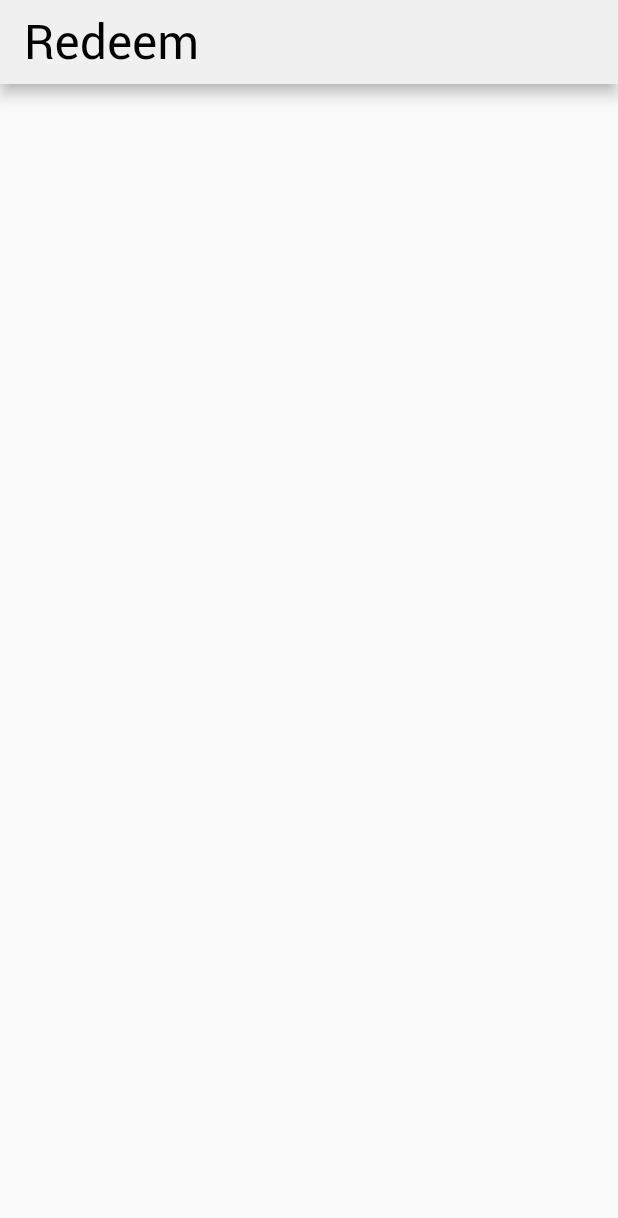
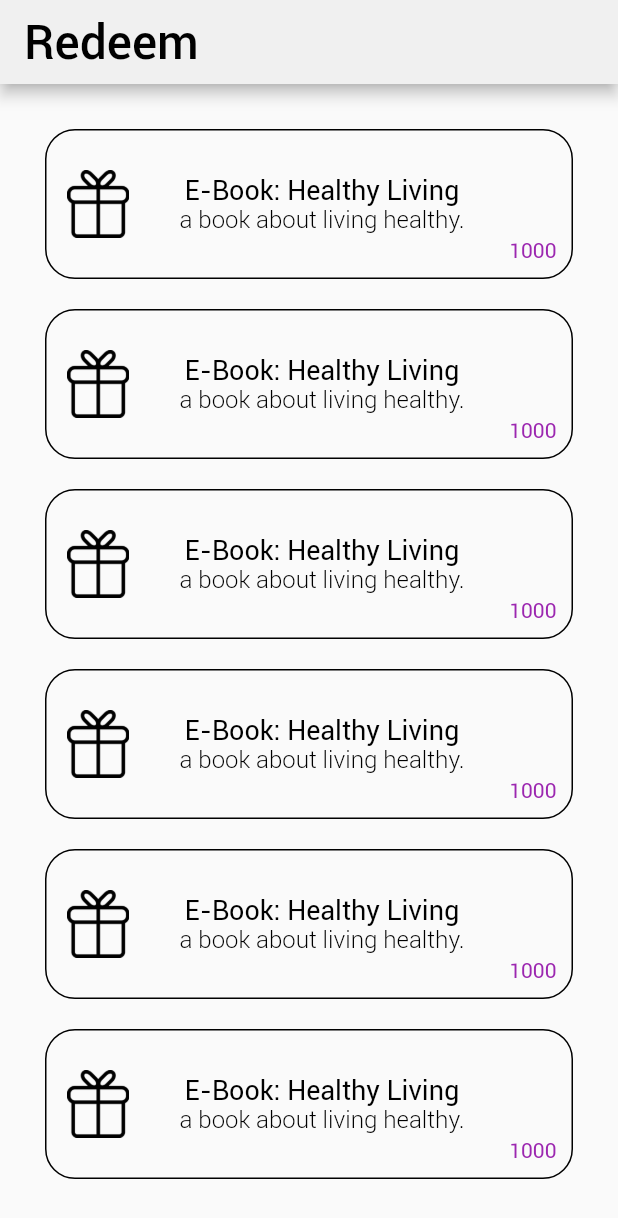
Before and after one commit to andrewwu-dev/Fitdle_App, a Flutter app: the RedeemScreen screen opened directly, on a phone screen of 412 x 824 dp. Shown: the top 1218 px of the screen. Run offline on Flutter 3.47's test engine with Material 2 defaults, Android fonts, the phone set to English and light mode, and no system bars; our stand-ins replace dio, firebase_auth, firebase_core, fluttertoast, get_it, rxdart; accounts and stored records are empty.

Commit message:
Build reward page UI. Dummy data

```diff
--- a/Fitdle/lib/components/common.dart
+++ b/Fitdle/lib/components/common.dart
@@ -3,11 +3,10 @@ import 'package:flutter/cupertino.dart';
 import '../constants/font_size.dart';
 
 
-Widget fitdleText(label, size, [color]) {
-  color ??= Colors.black;
+Widget fitdleText(label, size, {color=Colors.black, weight=FontWeight.w400}) {
   return Text(
       label,
-      style: TextStyle(fontFamily: 'Roboto', fontSize: size, color: color)
+      style: TextStyle(fontFamily: "Roboto", fontSize: size, color: color, fontWeight: weight)
   );
 }
 
@@ -38,6 +37,6 @@ Widget primaryButton(label, action, {isEnabled=true}) {
   return CupertinoButton(
       color: Colors.purple,
       onPressed: isEnabled ? action : null,
-      child: fitdleText(label, button, Colors.white)
+      child: fitdleText(label, button, color: Colors.white)
   );
 }
--- a/Fitdle/lib/locator.dart
+++ b/Fitdle/lib/locator.dart
@@ -1,4 +1,5 @@
 import 'package:fitdle/repository/auth_repository.dart';
+import 'package:fitdle/repository/rewards_repository.dart';
 import 'package:fitdle/repository/user_repository.dart';
 import 'package:get_it/get_it.dart';
 
@@ -7,4 +8,5 @@ final locator = GetIt.instance;
 void di_setup() {
   locator.registerLazySingleton(() => AuthRepository());
   locator.registerLazySingleton(() => UserRepository());
+  locator.registerLazySingleton(() => RewardsRepository());
 }
--- /dev/null
+++ b/Fitdle/lib/models/reward.dart
@@ -0,0 +1,20 @@
+
+class Reward {
+  String? imgURL;
+  String title;
+  String? description;
+  int cost;
+  bool isAvailable;
+
+  Reward(this.imgURL, this.title, this.description, this.cost, this.isAvailable);
+
+  factory Reward.fromJson(Map<String, dynamic> json) {
+    return Reward(
+      json["image"],
+      json["title"],
+      json["description"],
+      json["cost"],
+      json["isAvailable"]
+    );
+  }
+}
--- /dev/null
+++ b/Fitdle/lib/pages/redeem/redeem_VM.dart
@@ -0,0 +1,32 @@
+import 'package:fitdle/locator.dart';
+import 'package:fitdle/repository/rewards_repository.dart';
+import 'package:flutter/foundation.dart';
+import 'package:rxdart/rxdart.dart';
+import '../../models/reward.dart';
+
+class RedeemVM extends ChangeNotifier {
+  late final RewardsRepository _rewardsRepo;
+  List<Reward> rewards = [
+    Reward(null, "E-Book: Healthy Living", "a book about living healthy.", 1000, true),
+    Reward(null, "E-Book: Healthy Living", "a book about living healthy.", 1000, true),
+    Reward(null, "E-Book: Healthy Living", "a book about living healthy.", 1000, true),
+    Reward(null, "E-Book: Healthy Living", "a book about living healthy.", 1000, true),
+    Reward(null, "E-Book: Healthy Living", "a book about living healthy.", 1000, true),
+    Reward(null, "E-Book: Healthy Living", "a book about living healthy.", 1000, true),
+
+  ];
+
+  final PublishSubject _subject = PublishSubject();
+
+  PublishSubject get subject => _subject;
+
+  RedeemVM([rewardsRepo]) {
+    _rewardsRepo = rewardsRepo ?? locator.get<RewardsRepository>();
+  }
+
+  @override
+  void dispose() {
+    super.dispose();
+    _subject.close();
+  }
+}
--- a/Fitdle/lib/pages/redeem/redeem_screen.dart
+++ b/Fitdle/lib/pages/redeem/redeem_screen.dart
@@ -1,4 +1,6 @@
 import 'package:fitdle/constants/all_constants.dart';
+import 'package:fitdle/pages/redeem/redeem_VM.dart';
+import 'package:fitdle/pages/redeem/reward_box.dart';
 import 'package:flutter/material.dart';
 
 class RedeemScreen extends StatefulWidget {
@@ -9,6 +11,25 @@ class RedeemScreen extends StatefulWidget {
 }
 
 class _RedeemScreenState extends State<RedeemScreen> {
+  late final RedeemVM _redeemVM;
+  //late StreamSubscription _errorSubscription;
+  bool _isLoading = false;
+
+  @override
+  void initState() {
+    super.initState();
+    _redeemVM = RedeemVM();
+  }
+
+  @override
+  void dispose() {
+    super.dispose();
+    _redeemVM.dispose();
+    //_errorSubscription.cancel();
+  }
+
+  // TODO: Find a way to refresh/redraw when this page becomes visible again
+
   @override
   Widget build(BuildContext context) {
     Size size = MediaQuery.of(context).size;
@@ -25,12 +46,20 @@ class _RedeemScreenState extends State<RedeemScreen> {
       ),
       body: Container(
         alignment: Alignment.topLeft,
-        padding: EdgeInsets.only(
-            top: size.height / 12, left: regular, right: regular),
-        child:
-            Column(crossAxisAlignment: CrossAxisAlignment.stretch, children: const [
-
-        ]),
+        padding: const EdgeInsets.fromLTRB(regular, regular, regular, 0),
+        child: ListView.separated(
+          itemCount: _redeemVM.rewards.length,
+          itemBuilder: (BuildContext context, int index) {
+            final reward = _redeemVM.rewards[index];
+            return RewardBox(
+                imgURL: null,
+                title: reward.title,
+                description: reward.description ?? "",
+                cost: reward.cost
+            );
+          },
+          separatorBuilder: (BuildContext context, int index) => const SizedBox(height: 20)
+        ),
       ),
     );
   }
--- /dev/null
+++ b/Fitdle/lib/pages/redeem/reward_box.dart
@@ -0,0 +1,52 @@
+import 'package:fitdle/components/common.dart';
+import 'package:flutter/cupertino.dart';
+import 'package:fitdle/constants/all_constants.dart';
+import 'package:flutter/material.dart';
+
+class RewardBox extends StatefulWidget {
+  String? imgURL;
+  String title;
+  String? description;
+  int cost;
+
+  RewardBox({Key? key, this.imgURL, required this.title, this.description, required this.cost}) : super(key: key);
+
+  @override
+  State<RewardBox> createState() => _RewardBoxState();
+}
+
+class _RewardBoxState extends State<RewardBox> {
+  @override
+  Widget build(BuildContext context) {
+    return Container(
+      height: 100,
+      padding: EdgeInsets.fromLTRB(10, 10, 10, 10),
+      decoration: BoxDecoration(
+        borderRadius: BorderRadius.circular(20),
+        border: Border.all(),
+      ),
+      child: Row(
+        mainAxisAlignment: MainAxisAlignment.spaceBetween,
+        children: [
+          Image.asset(
+            "lib/resources/images/gift.jpg",
+            height: 45,
+            width: 49,
+          ),
+          Column(
+            mainAxisAlignment: MainAxisAlignment.center,
+            children: [
+              fitdleText(widget.title, h5),
+              // If null description is set to ""
+              fitdleText(widget.description, body, weight: FontWeight.w300)
+            ],
+          ),
+          Align(
+            alignment: Alignment.bottomRight,
+            child: fitdleText(widget.cost.toString(), hint, color: Colors.purple)
+          )
+        ],
+      )
+    );
+  }
+}
--- a/Fitdle/lib/pages/signup/birthday/birthday_screen.dart
+++ b/Fitdle/lib/pages/signup/birthday/birthday_screen.dart
@@ -52,9 +52,9 @@ class _BirthdayScreenState extends State<BirthdayScreen> {
                   TextButton(
                       onPressed: () => _selectDate(context),
                       child: fitdleText(
-                          "${date.month}-${date.day}-${date.year}",
-                          30.0,
-                          Colors.purple
+                        "${date.month}-${date.day}-${date.year}",
+                        30.0,
+                        color: Colors.purple
                       )
                   ),
                   SizedBox(height: size.height / 6),
--- /dev/null
+++ b/Fitdle/lib/repository/rewards_repository.dart
@@ -0,0 +1,10 @@
+import 'package:fitdle/repository/base_repository.dart';
+import '../models/reward.dart';
+
+abstract class RewardsRepositoryProtocol {
+
+}
+
+class RewardsRepository extends BaseRepository implements RewardsRepositoryProtocol {
+
+}
--- a/Fitdle/pubspec.yaml
+++ b/Fitdle/pubspec.yaml
@@ -85,9 +85,15 @@ flutter:
         - asset: lib/resources/fonts/Roboto-Regular.ttf
         - asset: lib/resources/fonts/Roboto-Bold.ttf
           weight: 700
+        - asset: lib/resources/fonts/Roboto-Thin.ttf
+        - asset: lib/resources/fonts/Roboto-Light.ttf
+        - asset: lib/resources/fonts/Roboto-Medium.ttf
     - family: AppIcons
       fonts:
          - asset: lib/resources/fonts/AppIcons.ttf
 
+  assets:
+    - lib/resources/images/
+
   # For details regarding fonts from package dependencies,
   # see https://flutter.dev/custom-fonts/#from-packages
```
Also changed, not shown: Fitdle/lib/components/fitdle_toast.dart (deleted, +0 -65 lines), Fitdle/lib/resources/fonts/Roboto-Light.ttf (added), Fitdle/lib/resources/fonts/Roboto-Thin.ttf (added), Fitdle/lib/resources/images/gift.jpg (added).
